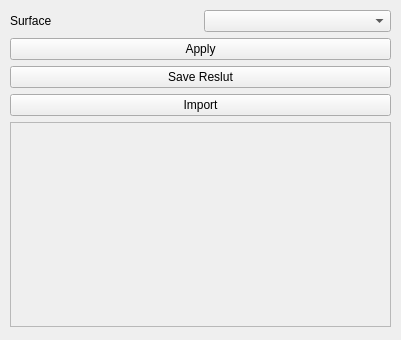
First picture: the form in Plugins/Mipf_Plugin_SurfaceCut/SurfaceConnectedView.ui, repository linson7017/MIPF, before the edit.
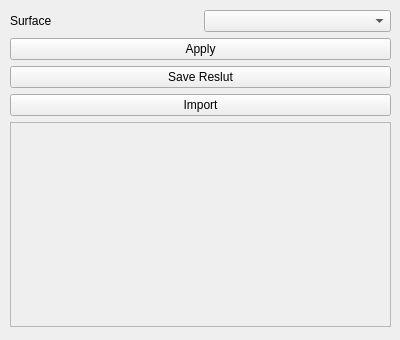
Second picture: the form after the edit. Custom widgets are drawn as their Qt base class.

Patch:
```diff
--- a/Plugins/Mipf_Plugin_SurfaceCut/SurfaceConnectedView.ui
+++ b/Plugins/Mipf_Plugin_SurfaceCut/SurfaceConnectedView.ui
@@ -6,7 +6,7 @@
    <rect>
     <x>0</x>
     <y>0</y>
-    <width>401</width>
+    <width>400</width>
     <height>340</height>
    </rect>
   </property>
```
